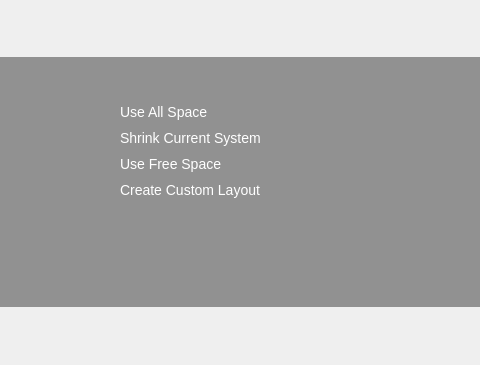
Qt form yali/gui/Ui/autopartwidget.ui (dadas45li/yali) before a commit; both pictures show x 179 to 659 and y 0 to 365 of the 800 by 365 pixel window.
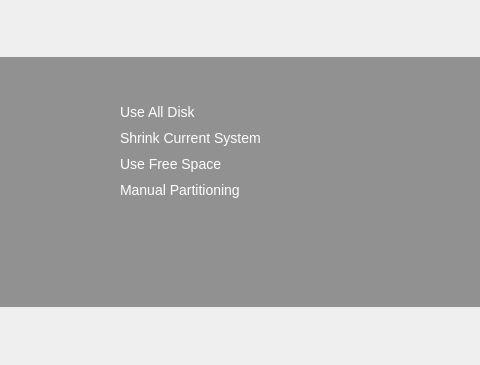
The same form after that commit. Icons and pictures are not drawn.

Commit message:
Change default partitioning method as non selected
Not to select any option as default to user place.

```diff
--- a/yali/gui/Ui/autopartwidget.ui
+++ b/yali/gui/Ui/autopartwidget.ui
@@ -208,7 +208,7 @@
           </property>
           <item>
            <property name="text">
-            <string>Use All Space</string>
+            <string>Use All Disk</string>
            </property>
            <property name="icon">
             <iconset>
@@ -235,7 +235,7 @@
           </item>
           <item>
            <property name="text">
-            <string>Create Custom Layout</string>
+            <string>Manual Partitioning</string>
            </property>
            <property name="icon">
             <iconset>
```
The commit also changes 1 other file.
